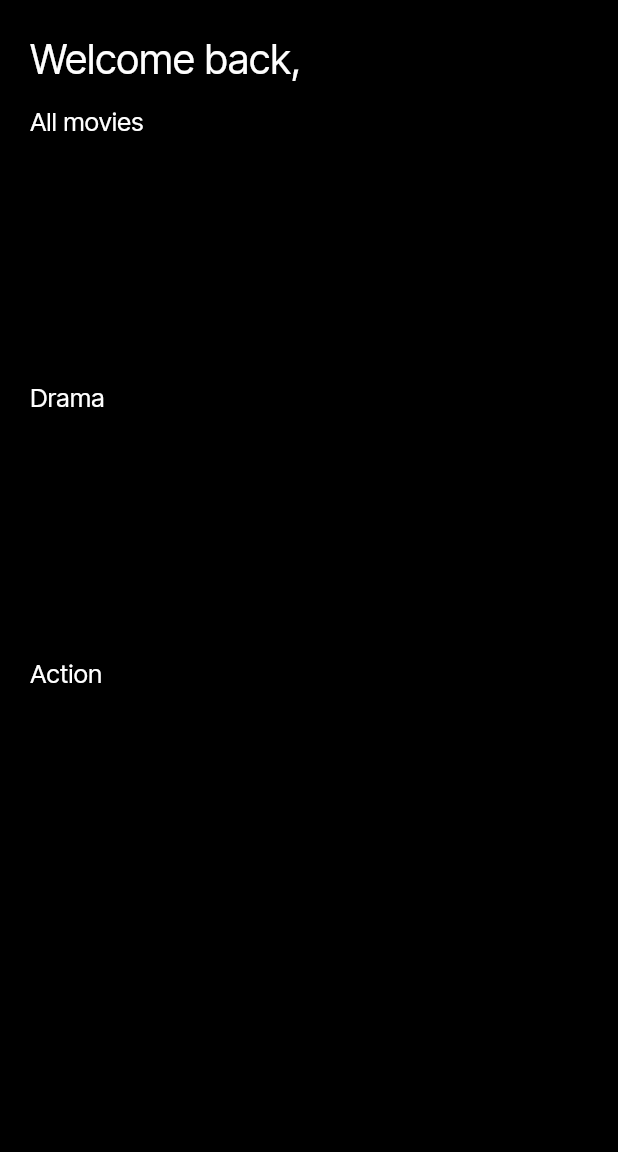
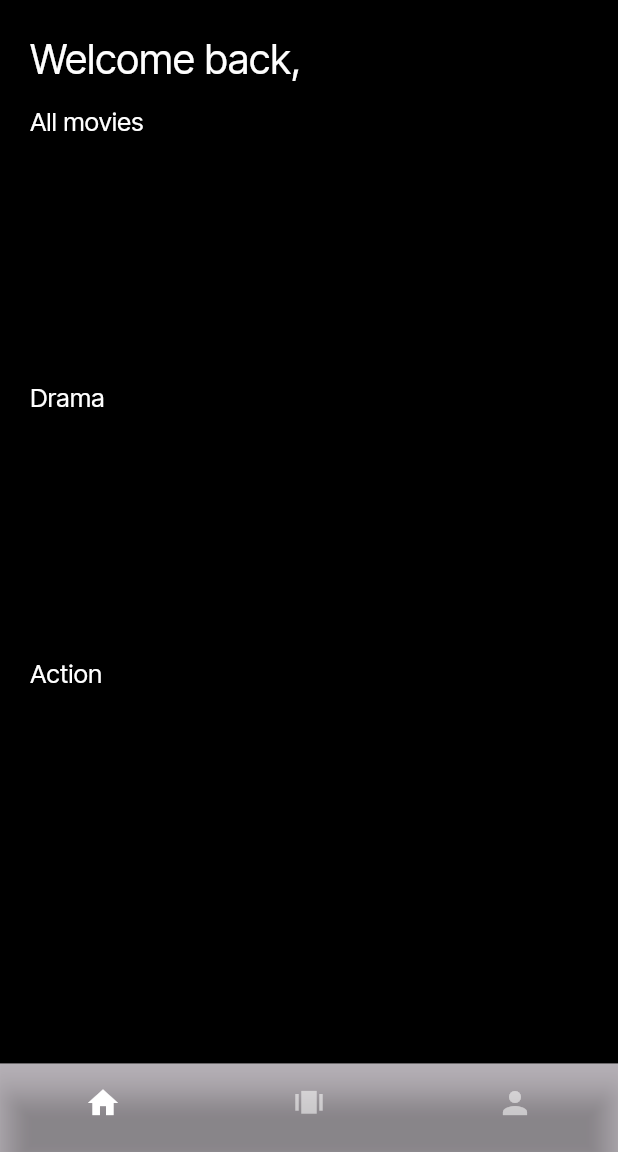
Before and after one commit to GianMen91/tinder_for_movies, a Flutter app: the HomePageWidget screen opened directly, on a phone screen of 412 x 824 dp, the part 84-1236 px from its top. Run offline on Flutter 3.47's test engine with Material 3 defaults, Android fonts, the phone set to English and light mode, and no system bars; our stand-ins replace cloud_firestore, firebase_auth, firebase_core, flutter_card_swiper, google_fonts; accounts and stored records are empty.

```diff
--- a/lib/home_page_widget.dart
+++ b/lib/home_page_widget.dart
@@ -2,6 +2,8 @@ import 'package:flutter/material.dart';
 import 'package:google_fonts/google_fonts.dart';
 import 'package:cloud_firestore/cloud_firestore.dart';
 import 'package:firebase_auth/firebase_auth.dart';
+import 'package:tinder_for_movies/profile_page_widget.dart';
+import 'package:tinder_for_movies/swipe_page_widget.dart';
 
 import 'movie_details_widget.dart';
 import 'movies_record.dart';
@@ -36,6 +38,61 @@ class HomePageWidget extends StatefulWidget {
 
 class _HomePageWidgetState extends State<HomePageWidget> {
   final scaffoldKey = GlobalKey<ScaffoldState>();
+  int _currentIndex = 0; // Track which tab is selected
+
+  // Define the pages for each tab
+  final List<Widget> _pages = [
+    HomeContentWidget(),     // Your current Home content
+    SwipePageWidget(),       // Replace with your actual SwipePage widget
+    ProfilePageWidget(),     // Replace with your actual ProfilePage widget
+  ];
+
+  @override
+  Widget build(BuildContext context) {
+    return Scaffold(
+      key: scaffoldKey,
+      body: _pages[_currentIndex], // Display selected tab
+      bottomNavigationBar: BottomNavigationBar(
+        backgroundColor: Colors.black26,
+        currentIndex: _currentIndex,
+        onTap: (index) {
+          setState(() {
+            _currentIndex = index;
+          });
+        },
+        showSelectedLabels: false,
+        showUnselectedLabels: false,
+        selectedItemColor: Colors.white,
+        unselectedItemColor: Colors.white54,
+        items: const [
+          BottomNavigationBarItem(
+            icon: Icon(Icons.home),
+            label: '',
+          ),
+          BottomNavigationBarItem(
+            icon: Icon(Icons.amp_stories),
+            label: '',
+          ),
+          BottomNavigationBarItem(
+            icon: Icon(Icons.person),
+            label: '',
+          ),
+        ],
+      ),
+    );
+  }
+}
+
+
+class HomeContentWidget extends StatefulWidget {
+  const HomeContentWidget({super.key});
+
+  @override
+  State<HomeContentWidget> createState() => _HomeContentWidgetState();
+}
+
+class _HomeContentWidgetState extends State<HomeContentWidget> {
+
   User? currentUser;
   UserRecord? userRecord;
 
@@ -74,13 +131,7 @@ class _HomePageWidgetState extends State<HomePageWidget> {
 
   @override
   Widget build(BuildContext context) {
-    return GestureDetector(
-      onTap: () {
-        FocusScope.of(context).unfocus();
-        FocusManager.instance.primaryFocus?.unfocus();
-      },
-      child: Scaffold(
-        key: scaffoldKey,
+    return Scaffold(
       backgroundColor: Colors.black,
       appBar: AppBar(
         backgroundColor: Colors.black,
@@ -522,7 +573,7 @@ class _HomePageWidgetState extends State<HomePageWidget> {
           ),
         ),
       ),
-      ),
+
     );
   }
 }
```
Lines whose indentation alone changed are shown as unchanged.
